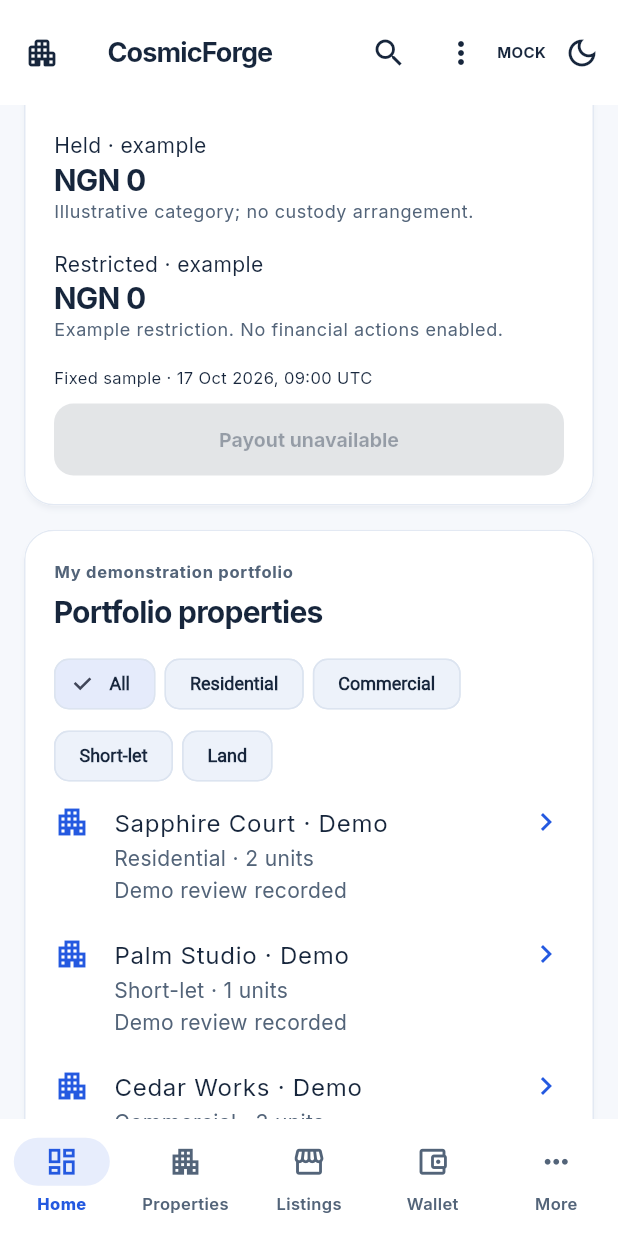
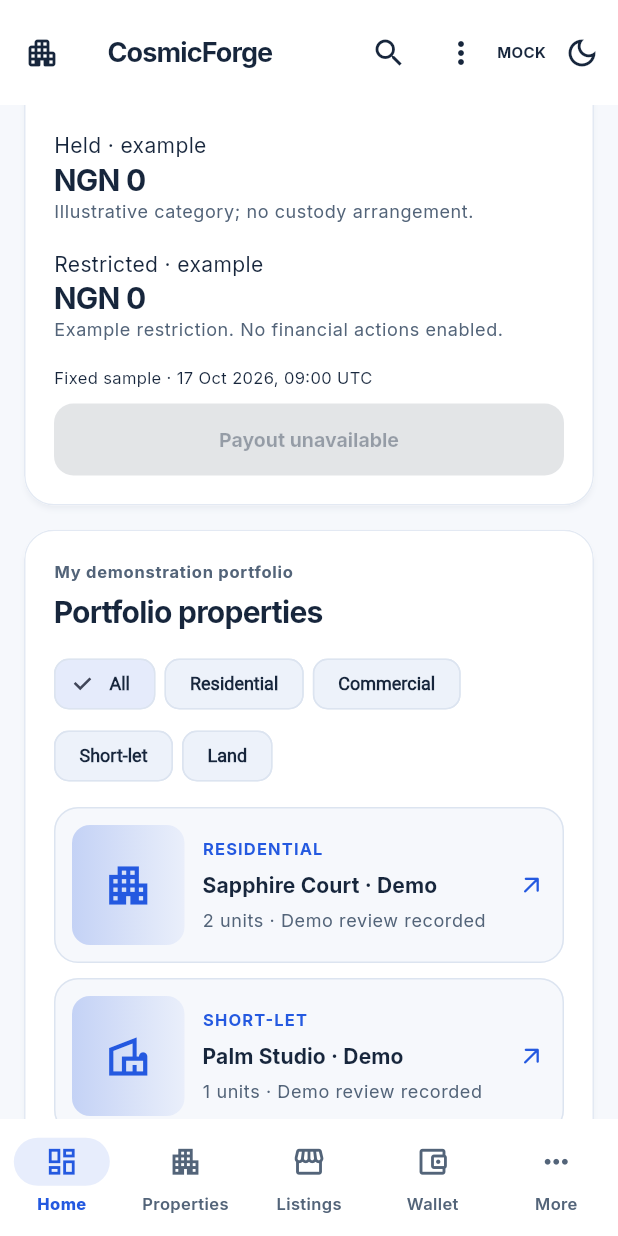
Before and after one commit to CosmicforgeHealthnet/cosmicforge-realestate, a Flutter app: the screen it shows after launch, scrolled down 1728 dp, on a phone screen of 412 x 824 dp. Run offline on Flutter 3.47's test engine with Material 3 defaults, Android fonts, the phone set to English and light mode, and no system bars; our stand-ins replace file_picker, flutter_riverpod, go_router; project files that could hold a hidden picture were left out.

Commit message:
design(owner-mobile): upgrade dashboard property portfolio to rich contextual cards

```diff
--- a/apps/individual-owner/mobile/lib/features/dashboard/dashboard_screen.dart
+++ b/apps/individual-owner/mobile/lib/features/dashboard/dashboard_screen.dart
@@ -337,19 +337,81 @@ class _DashboardScreenState extends ConsumerState<DashboardScreen> {
                       'Choose another type, or switch to Sample portfolio. Create a fictional property to begin.',
                 ),
               ...properties.map(
-                (property) => ListTile(
-                  contentPadding: EdgeInsets.zero,
-                  leading: Icon(
-                    Icons.apartment_outlined,
-                    color: Theme.of(context).colorScheme.primary,
+                (property) => Padding(
+                  padding: const EdgeInsets.only(top: 10),
+                  child: Material(
+                    color: Theme.of(context).colorScheme.surfaceContainerLow,
+                    borderRadius: BorderRadius.circular(16),
+                    child: InkWell(
+                      borderRadius: BorderRadius.circular(16),
+                      onTap: () => context.push('/properties/${property.id}'),
+                      child: Container(
+                        padding: const EdgeInsets.all(11),
+                        decoration: BoxDecoration(
+                          border: Border.all(color: Theme.of(context).colorScheme.outlineVariant),
+                          borderRadius: BorderRadius.circular(16),
+                        ),
+                        child: Row(
+                          children: [
+                            Container(
+                              width: 75,
+                              height: 80,
+                              decoration: BoxDecoration(
+                                gradient: LinearGradient(
+                                  colors: [
+                                    Theme.of(context).colorScheme.primary.withValues(alpha: .24),
+                                    Theme.of(context).colorScheme.primary.withValues(alpha: .06),
+                                  ],
+                                ),
+                                borderRadius: BorderRadius.circular(12),
+                              ),
+                              child: Icon(
+                                property.kind == 'Land'
+                                    ? Icons.landscape_outlined
+                                    : property.kind == 'Short-let'
+                                    ? Icons.villa_outlined
+                                    : property.kind == 'Commercial'
+                                    ? Icons.business_outlined
+                                    : Icons.apartment_outlined,
+                                size: 34,
+                                color: Theme.of(context).colorScheme.primary,
+                              ),
+                            ),
+                            const SizedBox(width: 12),
+                            Expanded(
+                              child: Column(
+                                crossAxisAlignment: CrossAxisAlignment.start,
+                                children: [
+                                  Text(
+                                    property.kind.toUpperCase(),
+                                    style: Theme.of(context).textTheme.labelSmall?.copyWith(
+                                      color: Theme.of(context).colorScheme.primary,
+                                      letterSpacing: .75,
+                                    ),
+                                  ),
+                                  const SizedBox(height: 6),
+                                  Text(
+                                    property.name,
+                                    style: Theme.of(context).textTheme.titleSmall,
+                                  ),
+                                  const SizedBox(height: 5),
+                                  Text(
+                                    '${property.units} units · ${property.verification}',
+                                    style: Theme.of(context).textTheme.bodySmall,
+                                  ),
+                                ],
+                              ),
+                            ),
+                            Icon(
+                              Icons.arrow_outward_rounded,
+                              color: Theme.of(context).colorScheme.primary,
+                              size: 19,
+                            ),
+                          ],
+                        ),
+                      ),
+                    ),
                   ),
-                  title: Text(property.name),
-                  subtitle: Text(
-                    '${property.kind} · ${property.units} units\n${property.verification}',
-                  ),
-                  isThreeLine: true,
-                  trailing: const Icon(Icons.chevron_right),
-                  onTap: () => context.push('/properties/${property.id}'),
                 ),
               ),
             ],
```
